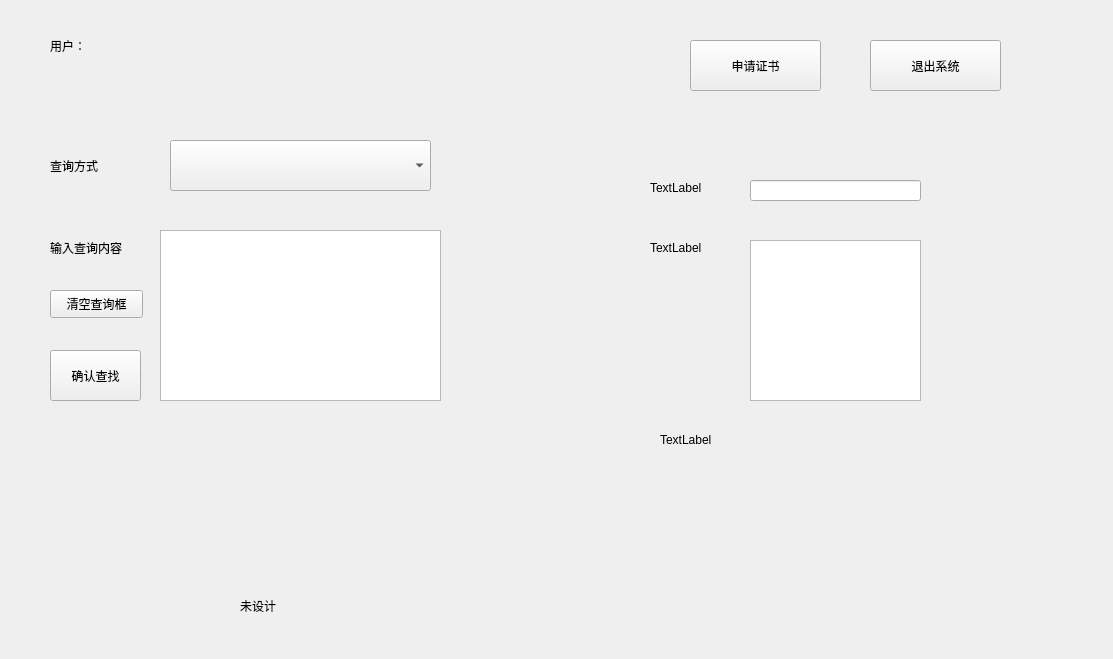
Old version of the form UI_Files/Search.ui in the repository ZxxWs/CA_System.
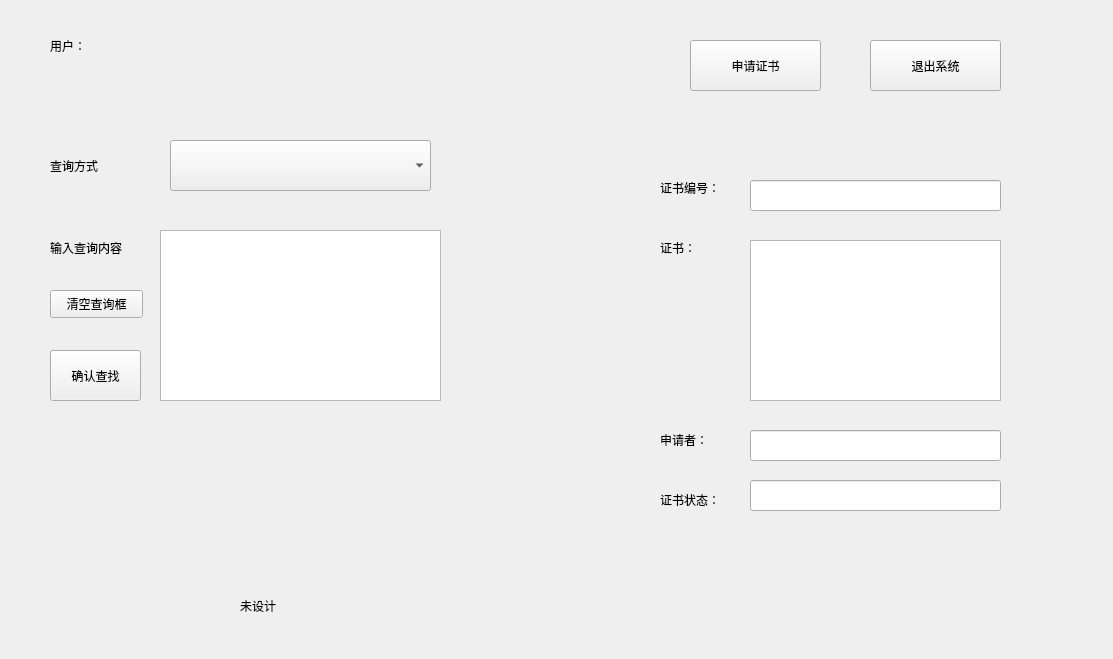
New version of the form.

```diff
--- a/UI_Files/Search.ui
+++ b/UI_Files/Search.ui
@@ -140,27 +140,27 @@
   <widget class="QLabel" name="label_2">
    <property name="geometry">
     <rect>
-     <x>650</x>
+     <x>660</x>
      <y>180</y>
      <width>72</width>
      <height>15</height>
     </rect>
    </property>
    <property name="text">
-    <string>TextLabel</string>
+    <string>证书编号：</string>
    </property>
   </widget>
   <widget class="QLabel" name="label_3">
    <property name="geometry">
     <rect>
-     <x>650</x>
+     <x>660</x>
      <y>240</y>
      <width>72</width>
      <height>15</height>
     </rect>
    </property>
    <property name="text">
-    <string>TextLabel</string>
+    <string>证书：</string>
    </property>
   </widget>
   <widget class="QLineEdit" name="lineEdit">
@@ -168,8 +168,8 @@
     <rect>
      <x>750</x>
      <y>180</y>
-     <width>171</width>
-     <height>21</height>
+     <width>251</width>
+     <height>31</height>
     </rect>
    </property>
   </widget>
@@ -178,7 +178,7 @@
     <rect>
      <x>750</x>
      <y>240</y>
-     <width>171</width>
+     <width>251</width>
      <height>161</height>
     </rect>
    </property>
@@ -187,13 +187,46 @@
    <property name="geometry">
     <rect>
      <x>660</x>
+     <y>490</y>
+     <width>71</width>
+     <height>20</height>
+    </rect>
+   </property>
+   <property name="text">
+    <string>证书状态：</string>
+   </property>
+  </widget>
+  <widget class="QLabel" name="LabelClientName">
+   <property name="geometry">
+    <rect>
+     <x>660</x>
      <y>430</y>
-     <width>231</width>
+     <width>71</width>
      <height>20</height>
     </rect>
    </property>
    <property name="text">
-    <string>TextLabel</string>
+    <string>申请者：</string>
+   </property>
+  </widget>
+  <widget class="QLineEdit" name="LineEditClientName">
+   <property name="geometry">
+    <rect>
+     <x>750</x>
+     <y>430</y>
+     <width>251</width>
+     <height>31</height>
+    </rect>
+   </property>
+  </widget>
+  <widget class="QLineEdit" name="LineEditCertState">
+   <property name="geometry">
+    <rect>
+     <x>750</x>
+     <y>480</y>
+     <width>251</width>
+     <height>31</height>
+    </rect>
    </property>
   </widget>
  </widget>
```
Left out of the diff: 10 changed lines with no effect on the pictures.
